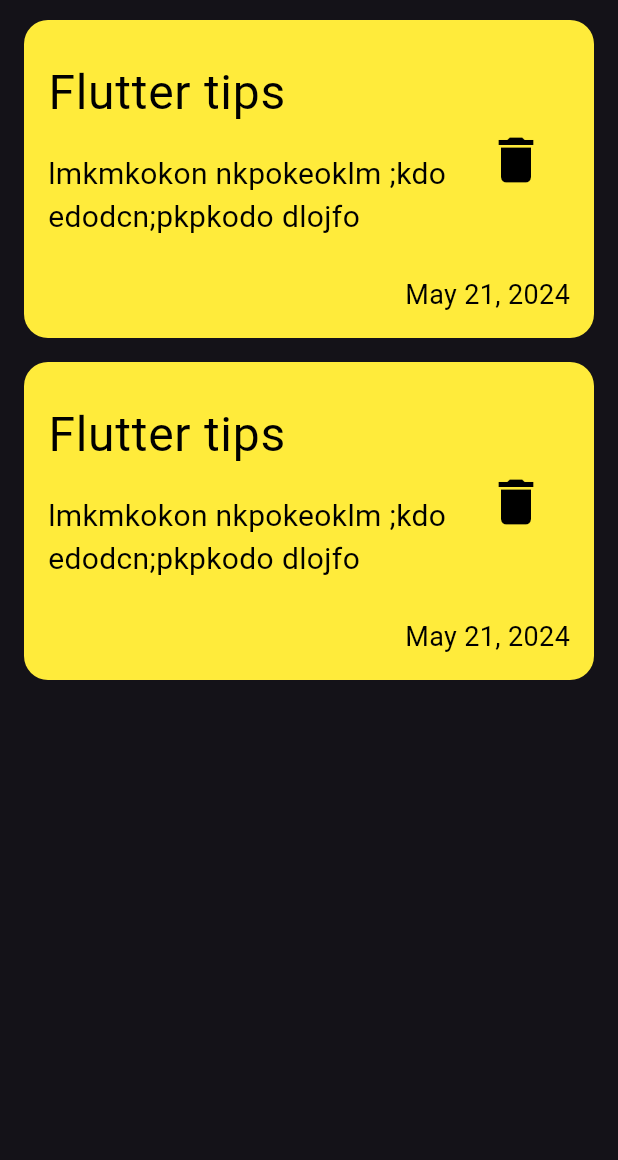
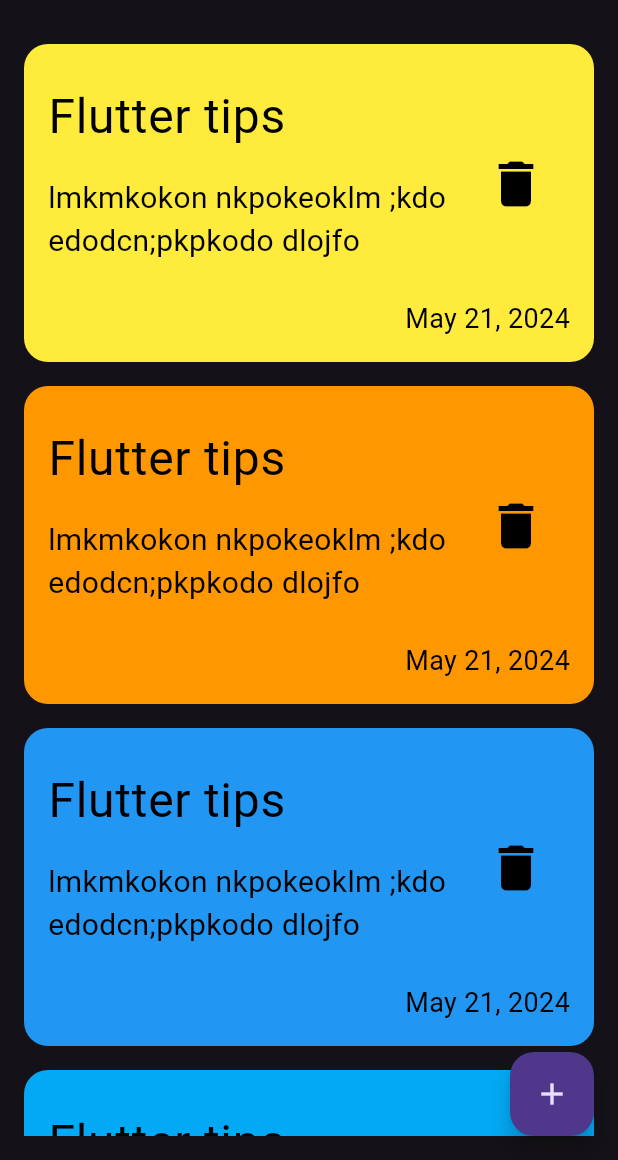
Before and after one commit to NadaArafat/Notes-App, a Flutter app: the screen it shows after launch, on a phone screen of 412 x 824 dp, the part 76-1236 px from its top. Run offline on Flutter 3.47's test engine with Material 3 defaults, Android fonts, the phone set to English and light mode, and no system bars.

Commit message:
create list view and floating action button

```diff
--- a/lib/main.dart
+++ b/lib/main.dart
@@ -14,7 +14,7 @@ class MyApp extends StatelessWidget {
       debugShowCheckedModeBanner: false,
       title: 'Notes',
       theme: ThemeData.dark(),
-      home: Notesview(),
+      home: NotesView(),
     );
   }
 }
--- a/lib/views/notes_view.dart
+++ b/lib/views/notes_view.dart
@@ -1,14 +1,22 @@
 import 'package:flutter/material.dart';
+import '../widgets/custom_search_icon.dart';
+import '../widgets/notes_list_view.dart';
 
-import '../widgets/custom_search_icon.dart';
-import '../widgets/note_card.dart';
-
-class Notesview extends StatelessWidget {
-  const Notesview({super.key});
+class NotesView extends StatelessWidget {
+  const NotesView({super.key});
 
   @override
   Widget build(BuildContext context) {
     return Scaffold(
+      floatingActionButton: FloatingActionButton(
+        onPressed: () {},
+        child: IconButton(
+          onPressed: () {},
+          icon: Icon(
+            Icons.add,
+          ),
+        ),
+      ),
       appBar: AppBar(
         title: const Text(
           "Notes",
@@ -18,12 +26,7 @@ class Notesview extends StatelessWidget {
           CustomSearchIcon(),
         ],
       ),
-      body: ListView(
-        children: [
-          NoteCard(),
-          NoteCard(),
-        ],
-      ),
+      body: const NotesListView(),
     );
   }
 }
--- a/lib/widgets/note_card.dart
+++ b/lib/widgets/note_card.dart
@@ -1,18 +1,18 @@
 import 'package:flutter/material.dart';
 
 class NoteCard extends StatelessWidget {
-  const NoteCard({super.key});
+  const NoteCard({super.key, required this.color});
+
+  final Color color;
 
   @override
   Widget build(BuildContext context) {
-    return Padding(
-      padding: const EdgeInsets.symmetric(horizontal: 16,vertical: 8),
-      child: Container(
-        padding: EdgeInsets.symmetric(vertical: 16),
+    return Container(
+      padding: const EdgeInsets.symmetric(vertical: 16),
       width: double.infinity,
       //height: 200,
       decoration: BoxDecoration(
-          color: Colors.yellow,
+        color: color,
         borderRadius: BorderRadius.circular(16),
       ),
       child: Column(
@@ -20,12 +20,12 @@ class NoteCard extends StatelessWidget {
         mainAxisAlignment: MainAxisAlignment.spaceBetween,
         children: [
           ListTile(
-              title: Text(
+            title: const Text(
               "Flutter tips",
               style: TextStyle(color: Colors.black, fontSize: 32),
             ),
-              subtitle: Padding(
-                padding: const EdgeInsets.symmetric(vertical: 16.0),
+            subtitle: const Padding(
+              padding: EdgeInsets.symmetric(vertical: 16.0),
               child: Text(
                 "lmkmkokon nkpokeoklm ;kdoedodcn;pkpkodo dlojfo",
                 style: TextStyle(color: Colors.black, fontSize: 20),
@@ -34,14 +34,14 @@ class NoteCard extends StatelessWidget {
             ),
             trailing: IconButton(
                 onPressed: () {},
-                  icon: Icon(
+                icon: const Icon(
                   Icons.delete,
                   size: 40,
                   color: Colors.black,
                 )),
           ),
-            Padding(
-              padding: const EdgeInsets.only(right: 16.0),
+          const Padding(
+            padding: EdgeInsets.only(right: 16.0),
             child: Text(
               "May 21, 2024",
               style: TextStyle(color: Colors.black, fontSize: 18),
@@ -49,7 +49,6 @@ class NoteCard extends StatelessWidget {
           ),
         ],
       ),
-      ),
     );
   }
 }
--- /dev/null
+++ b/lib/widgets/notes_list_view.dart
@@ -0,0 +1,31 @@
+import 'package:flutter/material.dart';
+
+import 'note_card.dart';
+
+class NotesListView extends StatelessWidget {
+  const NotesListView({super.key});
+
+  final List<NoteCard> notesList = const [
+    NoteCard(color: Colors.yellow,),
+    NoteCard(color: Colors.orange,),
+    NoteCard(color: Colors.blue,),
+    NoteCard(color: Colors.lightBlue,),
+    NoteCard(color: Colors.greenAccent,)
+  ];
+
+  @override
+  Widget build(BuildContext context) {
+    return Padding(
+      padding: const EdgeInsets.symmetric(vertical: 16.0),
+      child: ListView.builder(
+        itemCount: notesList.length,
+        itemBuilder: (context, index) {
+          return Padding(
+            padding: const EdgeInsets.symmetric(horizontal: 16, vertical: 8),
+            child: notesList[index],
+          );
+        },
+      ),
+    );
+  }
+}
```
Lines whose indentation alone changed are shown as unchanged.
